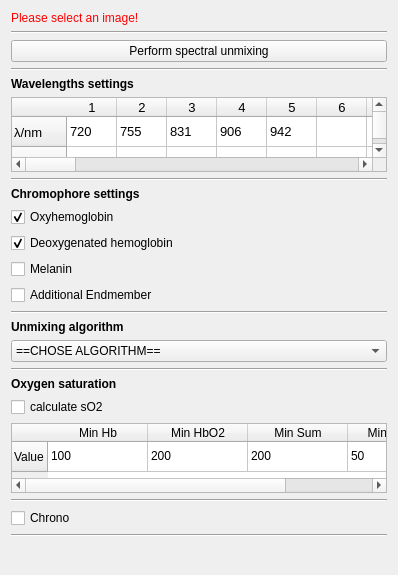
MITK/MITK, file Plugins/org.mitk.gui.qt.photoacoustics.spectralunmixing/src/internal/SpectralUnmixingControls.ui: the form before one commit.
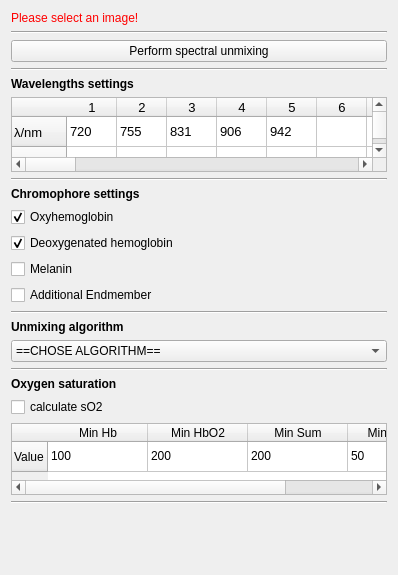
The form after the commit. Icons and pictures are not drawn.

Commit message: refactoring of Algorithm names(GUI).

```diff
--- a/Plugins/org.mitk.gui.qt.photoacoustics.spectralunmixing/src/internal/SpectralUnmixingControls.ui
+++ b/Plugins/org.mitk.gui.qt.photoacoustics.spectralunmixing/src/internal/SpectralUnmixingControls.ui
@@ -811,20 +811,6 @@
      </property>
     </widget>
    </item>
-   <item>
-    <widget class="QCheckBox" name="checkBoxChrono">
-     <property name="text">
-      <string>Chrono</string>
-     </property>
-    </widget>
-   </item>
-   <item>
-    <widget class="Line" name="line_7">
-     <property name="orientation">
-      <enum>Qt::Horizontal</enum>
-     </property>
-    </widget>
-   </item>
    <item>
     <spacer name="verticalSpacer">
      <property name="orientation">
```
Left out of the diff: 70 changed lines with no effect on the pictures. The commit also changes 1 other file.
